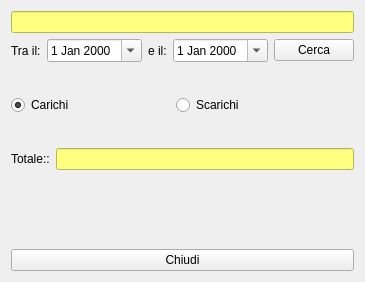
Before: the Qt Designer form hloads.ui in fblabs/hamlet-mod-sancon, drawn with Qt 5.
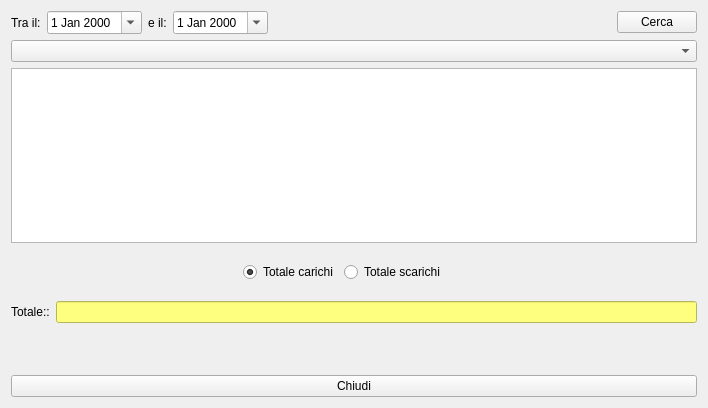
After: the same form once the commit is applied. Icons and pictures are not drawn.

Patch:
```diff
--- a/hloads.ui
+++ b/hloads.ui
@@ -9,24 +9,14 @@
    <rect>
     <x>0</x>
     <y>0</y>
-    <width>339</width>
-    <height>282</height>
+    <width>708</width>
+    <height>408</height>
    </rect>
   </property>
   <property name="windowTitle">
    <string>Carichi</string>
   </property>
   <layout class="QVBoxLayout" name="verticalLayout">
-   <item>
-    <widget class="QLineEdit" name="leProduct">
-     <property name="styleSheet">
-      <string notr="true">background-color: rgb(255, 255, 127);</string>
-     </property>
-     <property name="readOnly">
-      <bool>true</bool>
-     </property>
-    </widget>
-   </item>
    <item>
     <layout class="QHBoxLayout" name="horizontalLayout">
      <item>
@@ -57,6 +47,19 @@
        </property>
       </widget>
      </item>
+     <item>
+      <spacer name="horizontalSpacer_3">
+       <property name="orientation">
+        <enum>Qt::Horizontal</enum>
+       </property>
+       <property name="sizeHint" stdset="0">
+        <size>
+         <width>40</width>
+         <height>20</height>
+        </size>
+       </property>
+      </spacer>
+     </item>
      <item>
       <widget class="QPushButton" name="pbSearch">
        <property name="text">
@@ -70,12 +73,38 @@
      </item>
     </layout>
    </item>
+   <item>
+    <widget class="QComboBox" name="cbTipi"/>
+   </item>
+   <item>
+    <widget class="QListView" name="lvProducts">
+     <property name="editTriggers">
+      <set>QAbstractItemView::NoEditTriggers</set>
+     </property>
+     <property name="selectionBehavior">
+      <enum>QAbstractItemView::SelectRows</enum>
+     </property>
+    </widget>
+   </item>
    <item>
     <layout class="QHBoxLayout" name="horizontalLayout_3">
+     <item>
+      <spacer name="horizontalSpacer">
+       <property name="orientation">
+        <enum>Qt::Horizontal</enum>
+       </property>
+       <property name="sizeHint" stdset="0">
+        <size>
+         <width>40</width>
+         <height>20</height>
+        </size>
+       </property>
+      </spacer>
+     </item>
      <item>
       <widget class="QRadioButton" name="rbLoads">
        <property name="text">
-        <string>Carichi</string>
+        <string>Totale carichi</string>
        </property>
        <property name="checked">
         <bool>true</bool>
@@ -85,10 +114,23 @@
      <item>
       <widget class="QRadioButton" name="rbUnloads">
        <property name="text">
-        <string>Scarichi</string>
+        <string>Totale scarichi</string>
        </property>
       </widget>
      </item>
+     <item>
+      <spacer name="horizontalSpacer_2">
+       <property name="orientation">
+        <enum>Qt::Horizontal</enum>
+       </property>
+       <property name="sizeHint" stdset="0">
+        <size>
+         <width>40</width>
+         <height>20</height>
+        </size>
+       </property>
+      </spacer>
+     </item>
      <item>
       <spacer name="verticalSpacer">
        <property name="orientation">
```
Left out of the diff: 2 changed lines with no effect on the pictures.
